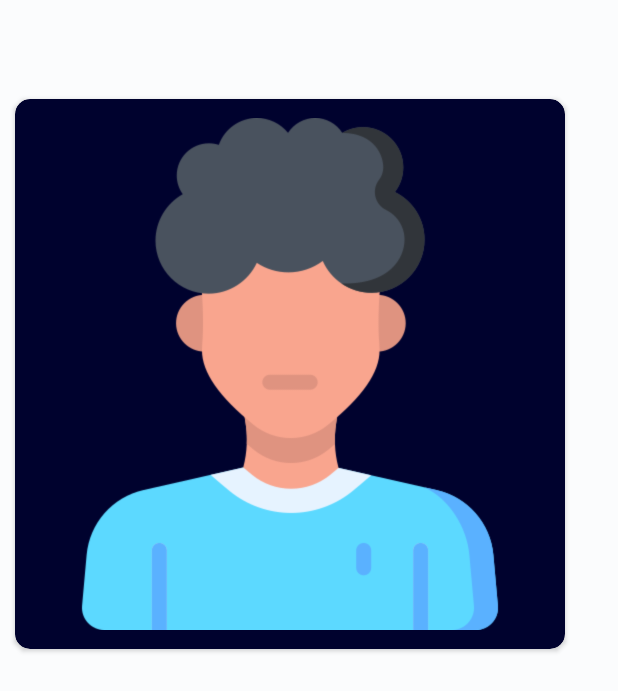
After one commit to arshan05/kanban, an Android app: the layout fragment_profile.xml on its own in the app's theme, with its tools: preview values and no code run, on a phone screen of 412 x 824 dp. The commit adds this screen. Shown: the top 691 px of the screen. Run offline under Robolectric (Android 15) with nearby library versions, the light colour scheme and no system bars.

Commit message:
added profile fragment

```diff
--- a/app/src/main/java/com/example/kanban/MainActivity.kt
+++ b/app/src/main/java/com/example/kanban/MainActivity.kt
@@ -22,6 +22,7 @@ class MainActivity : AppCompatActivity() {
         }else{
             val i = Intent(this@MainActivity, Drawer::class.java)
             startActivity(i)
+            finish()
         }
     }
 }
--- a/app/src/main/java/com/example/kanban/authentication/Login.kt
+++ b/app/src/main/java/com/example/kanban/authentication/Login.kt
@@ -114,6 +114,7 @@ class Login : AppCompatActivity() {
                     editor.apply()
                     val intent = Intent(this,Drawer::class.java)
                     startActivity(intent)
+                    finish()
                 }
                 else{
                     Toast.makeText(this, "invalid user", Toast.LENGTH_SHORT).show()
--- /dev/null
+++ b/app/src/main/res/layout/fragment_profile.xml
@@ -0,0 +1,62 @@
+<?xml version="1.0" encoding="utf-8"?>
+<layout xmlns:android="http://schemas.android.com/apk/res/android"
+    xmlns:tools="http://schemas.android.com/tools"
+    xmlns:app="http://schemas.android.com/apk/res-auto">
+
+    <data>
+        <variable
+            name="user"
+            type="com.example.kanban.tables.Users" />
+    </data>
+
+    <RelativeLayout
+        android:layout_width="match_parent"
+        android:layout_height="match_parent"
+        android:layout_marginTop="?attr/actionBarSize"
+        tools:context=".authentication.ProfileFragment">
+
+        <androidx.cardview.widget.CardView
+            android:id="@+id/profilePicHolder"
+            android:layout_width="550px"
+            android:layout_height="550px"
+            android:padding="10px"
+            android:elevation="10dp"
+            app:cardCornerRadius="10dp"
+            android:layout_margin="10dp"
+            android:backgroundTint="@color/textBlack"
+            >
+            <ImageView
+                android:backgroundTint="@android:color/transparent"
+                android:id="@+id/profilePicImageView"
+                android:layout_width="512px"
+                android:layout_height="512px"
+                android:layout_gravity="center"
+                android:src="@drawable/profile_pic_icon"
+                android:contentDescription="profile image" />
+
+        </androidx.cardview.widget.CardView>
+
+        <TextView
+            android:layout_width="match_parent"
+            android:layout_height="wrap_content"
+            android:layout_below="@+id/profilePicHolder"
+            android:id="@+id/profile_name_text"
+            android:text="@{user.name}"
+            android:textSize="24sp"
+            android:layout_marginHorizontal="10dp"
+            android:fontFamily="@font/noto_sans_bold"
+            android:textColor="@color/textBlack"/>
+
+        <TextView
+            android:layout_width="match_parent"
+            android:layout_height="wrap_content"
+            android:layout_below="@+id/profile_name_text"
+            android:id="@+id/profile_username_text"
+            android:text="@{@string/atUsername(user.username)}"
+            android:textSize="16sp"
+            android:layout_marginHorizontal="10dp"
+            android:fontFamily="@font/noto_sans"
+            android:textColor="@color/textBlack"/>
+
+    </RelativeLayout>
+</layout>
--- a/app/src/main/res/navigation/nav_graph.xml
+++ b/app/src/main/res/navigation/nav_graph.xml
@@ -9,6 +9,10 @@
         android:id="@+id/home"
         android:name="com.example.kanban.homescreen.HomeScreenFragment"
         tools:layout="@layout/fragment_home_screen"/>
+    <fragment
+        android:id="@+id/profile"
+        android:name="com.example.kanban.authentication.ProfileFragment"
+        tools:layout="@layout/fragment_profile"/>
     <fragment
         android:id="@+id/invitations"
         android:name="com.example.kanban.invitations.AllInvitationsFragment"
--- a/app/src/main/res/values/strings.xml
+++ b/app/src/main/res/values/strings.xml
@@ -9,7 +9,8 @@
     <string name="invalid_username">Not a valid username</string>
     <string name="invalid_password">Password must be >5 characters</string>
     <string name="login_failed">"Login failed"</string>
-    <!-- TODO: Remove or change this placeholder text -->
+    <!-- Remove or change this placeholder text -->
     <string name="hello_blank_fragment">Hello blank fragment</string>
     <string name="hello">Hello, %s</string>
+    <string name="atUsername">&#64;%s</string>
 </resources>
```
Also changed, not shown: app/src/main/java/com/example/kanban/authentication/ProfileFragment.kt (added, +47 -0 lines), app/src/main/res/menu/temp.xml (+6 -1 lines), app/src/main/res/drawable/profile.png (added), app/src/main/res/drawable/profile_pic_icon.png (added).
